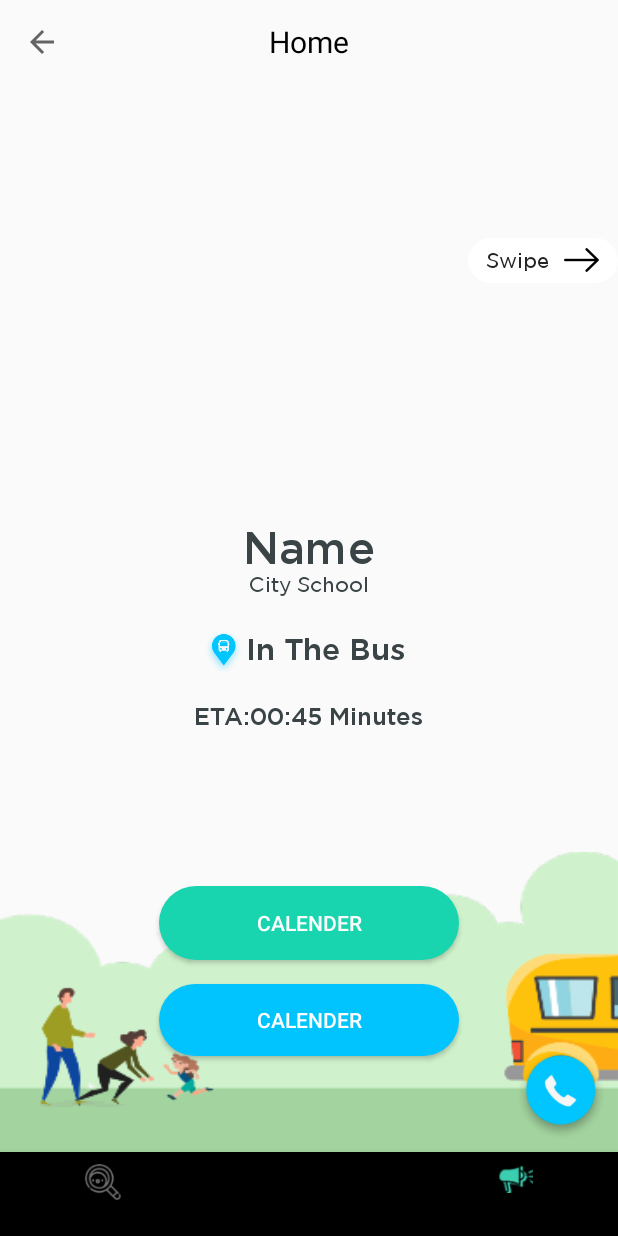
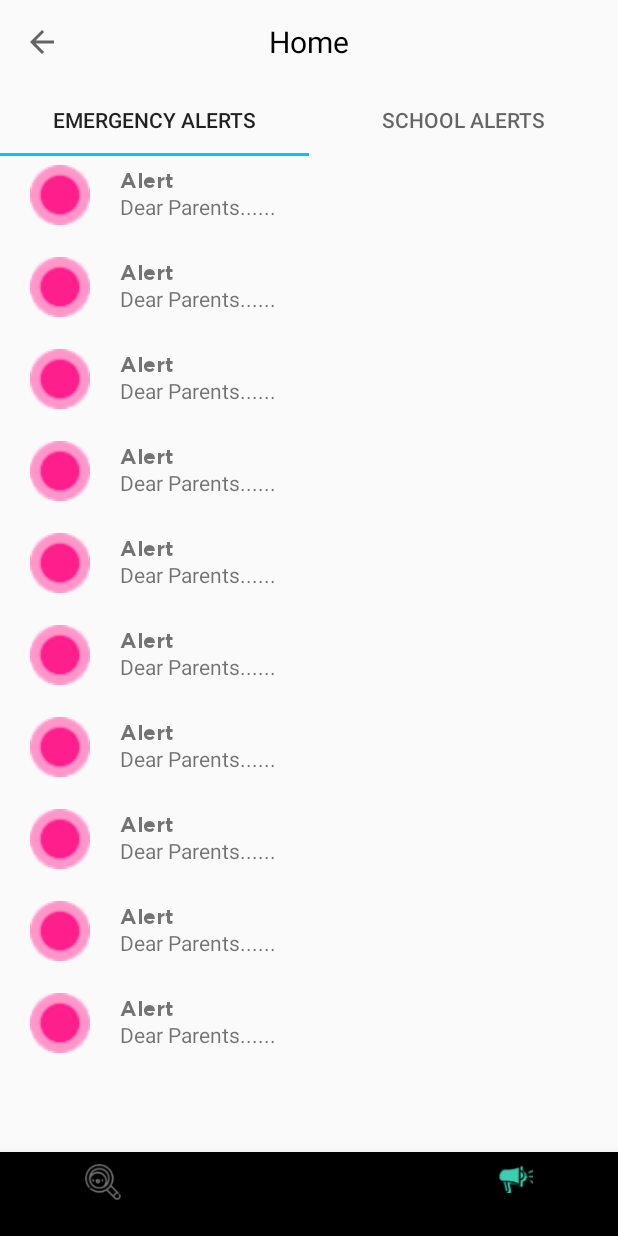
Before and after one commit to bilal-rashid/bincee-parent, an Android app: the HomeActivity screen opened directly, with no data from a screen before it, item 3 of the bottom bar chosen, on a phone screen of 412 x 824 dp. Run offline under Robolectric (Android 15) with nearby library versions, the phone set to English and light mode, and no system bars; our stand-ins replace ButterKnife; libraries missing offline, so code that uses them is left out: com.gigamole.infinitecycleviewpager; plain views replace HorizontalInfiniteCycleViewPager; 2 statements that could not run were skipped.

Commit message:
Alerts Fragment Added

```diff
--- a/app/src/main/java/com/findxain/uberparentapp/HomeActivity.java
+++ b/app/src/main/java/com/findxain/uberparentapp/HomeActivity.java
@@ -13,6 +13,7 @@ import android.widget.TextView;
 
 import com.findxain.uberparentapp.base.BA;
 import com.findxain.uberparentapp.dialog.LocateMeDialog;
+import com.findxain.uberparentapp.fragment.AlertsFragment;
 import com.findxain.uberparentapp.fragment.StudentSSFragment;
 import com.findxain.uberparentapp.fragment.SummarizedStatusFragment;
 import com.google.android.material.bottomnavigation.BottomNavigationView;
@@ -118,6 +119,11 @@ public class HomeActivity extends BA {
                             .commit();
 
                     break;
+                case R.id.bottmnavigation_alerts:
+                    getSupportFragmentManager()
+                            .beginTransaction()
+                            .replace(R.id.frameLayout, new AlertsFragment())
+                            .commit();
             }
             return true;
         });
--- a/app/src/main/java/com/findxain/uberparentapp/dialog/AlertDialog.java
+++ b/app/src/main/java/com/findxain/uberparentapp/dialog/AlertDialog.java
@@ -2,13 +2,22 @@ package com.findxain.uberparentapp.dialog;
 
 import android.content.Context;
 import android.view.View;
+import android.widget.Button;
+import android.widget.ImageView;
 
 import com.findxain.uberparentapp.R;
 import com.findxain.uberparentapp.base.BDialog;
 
+import butterknife.BindView;
 import butterknife.ButterKnife;
+import butterknife.OnClick;
 
 public class AlertDialog extends BDialog {
+    @BindView(R.id.buttonOK)
+    Button buttonOK;
+    @BindView(R.id.imageViewCross)
+    ImageView imageViewCross;
+
     public AlertDialog(Context context) {
         super(context);
 
@@ -18,4 +27,15 @@ public class AlertDialog extends BDialog {
         ButterKnife.bind(this, view);
 
     }
+
+    @OnClick(R.id.buttonOK)
+    public void onButtonOKClicked() {
+        dismiss();
+    }
+
+    @OnClick(R.id.imageViewCross)
+    public void onImageViewCrossClicked() {
+        dismiss();
+
+    }
 }
--- /dev/null
+++ b/app/src/main/java/com/findxain/uberparentapp/fragment/AlertsFragment.java
@@ -0,0 +1,76 @@
+package com.findxain.uberparentapp.fragment;
+
+
+import android.os.Bundle;
+import android.view.LayoutInflater;
+import android.view.View;
+import android.view.ViewGroup;
+
+import com.findxain.uberparentapp.R;
+import com.google.android.material.tabs.TabLayout;
+
+import androidx.annotation.Nullable;
+import androidx.fragment.app.Fragment;
+import androidx.fragment.app.FragmentStatePagerAdapter;
+import androidx.viewpager.widget.PagerAdapter;
+import androidx.viewpager.widget.ViewPager;
+import butterknife.BindView;
+import butterknife.ButterKnife;
+
+/**
+ * A simple {@link Fragment} subclass.
+ */
+public class AlertsFragment extends Fragment {
+
+
+    @BindView(R.id.tabLayout)
+    TabLayout tabLayout;
+    @BindView(R.id.viewPager)
+    ViewPager viewPager;
+    private FragmentStatePagerAdapter adapter;
+
+    public AlertsFragment() {
+        // Required empty public constructor
+    }
+
+    @Override
+    public void onCreate(@Nullable Bundle savedInstanceState) {
+        super.onCreate(savedInstanceState);
+        adapter = new FragmentStatePagerAdapter(getChildFragmentManager()) {
+            @Override
+            public Fragment getItem(int position) {
+                return new AlertsVPFragment();
+            }
+
+            @Override
+            public int getCount() {
+                return 2;
+            }
+
+            @Nullable
+            @Override
+            public CharSequence getPageTitle(int position) {
+                switch (position) {
+                    case 0:
+                        return "Emergency Alerts";
+                    default:
+                        return "School Alerts";
+                }
+            }
+        };
+    }
+
+    @Override
+    public View onCreateView(LayoutInflater inflater, ViewGroup container,
+                             Bundle savedInstanceState) {
+        // Inflate the layout for this fragment
+        View view = inflater.inflate(R.layout.fragment_alerts, container, false);
+        ButterKnife.bind(this, view);
+        viewPager.setAdapter(adapter);
+        tabLayout.setupWithViewPager(viewPager);
+
+        return view;
+    }
+
+
+}
--- /dev/null
+++ b/app/src/main/java/com/findxain/uberparentapp/fragment/AlertsVPFragment.java
@@ -0,0 +1,82 @@
+package com.findxain.uberparentapp.fragment;
+
+
+import android.os.Bundle;
+import android.view.LayoutInflater;
+import android.view.View;
+import android.view.ViewGroup;
+
+import com.findxain.uberparentapp.R;
+import com.findxain.uberparentapp.dialog.AlertDialog;
+
+import androidx.annotation.NonNull;
+import androidx.annotation.Nullable;
+import androidx.fragment.app.Fragment;
+import androidx.recyclerview.widget.LinearLayoutManager;
+import androidx.recyclerview.widget.RecyclerView;
+import butterknife.BindView;
+import butterknife.ButterKnife;
+
+/**
+ * A simple {@link Fragment} subclass.
+ */
+public class AlertsVPFragment extends Fragment {
+
+
+    @BindView(R.id.recycleView)
+    RecyclerView recycleView;
+    private MyAdapter adapter;
+
+    public AlertsVPFragment() {
+        // Required empty public constructor
+    }
+
+    @Override
+    public void onCreate(@Nullable Bundle savedInstanceState) {
+        super.onCreate(savedInstanceState);
+        adapter = new MyAdapter();
+    }
+
+    @Override
+    public View onCreateView(LayoutInflater inflater, ViewGroup container,
+                             Bundle savedInstanceState) {
+        // Inflate the layout for this fragment
+        View view = inflater.inflate(R.layout.fragment_alerts_v, container, false);
+        ButterKnife.bind(this, view);
+
+        recycleView.setLayoutManager(new LinearLayoutManager(getContext()));
+        recycleView.setAdapter(adapter);
+
+        return view;
+    }
+
+    private class MyAdapter extends RecyclerView.Adapter<VH> {
+        @NonNull
+        @Override
+        public VH onCreateViewHolder(@NonNull ViewGroup parent, int viewType) {
+            return new VH(getLayoutInflater().inflate(R.layout.alert_row, parent, false));
+        }
+
+        @Override
+        public void onBindViewHolder(@NonNull VH holder, int position) {
+
+        }
+
+        @Override
+        public int getItemCount() {
+            return 10;
+        }
+    }
+
+    private class VH extends RecyclerView.ViewHolder {
+        public VH(@NonNull View itemView) {
+            super(itemView);
+            itemView.setOnClickListener(new View.OnClickListener() {
+                @Override
+                public void onClick(View view) {
+                    new AlertDialog(getContext()).show();
+                }
+            });
+        }
+    }
+}
--- /dev/null
+++ b/app/src/main/res/layout/alert_row.xml
@@ -0,0 +1,49 @@
+<?xml version="1.0" encoding="utf-8"?>
+<androidx.constraintlayout.widget.ConstraintLayout xmlns:android="http://schemas.android.com/apk/res/android"
+    xmlns:app="http://schemas.android.com/apk/res-auto"
+    android:layout_width="match_parent"
+    android:layout_height="wrap_content"
+    android:layout_marginBottom="10dp"
+    android:orientation="vertical">
+
+
+    <ImageView
+        android:id="@+id/imageView6"
+        android:layout_width="40dp"
+        android:layout_height="40dp"
+        android:layout_marginStart="20dp"
+        android:layout_marginEnd="10dp"
+
+
+        android:src="@drawable/alert_red"
+        app:layout_constraintBottom_toBottomOf="parent"
+        app:layout_constraintStart_toStartOf="parent"
+        app:layout_constraintTop_toTopOf="parent" />
+
+    <TextView
+        android:id="@+id/textViewAlert"
+        android:layout_width="wrap_content"
+        android:layout_height="wrap_content"
+
+        android:layout_marginStart="20dp"
+        android:layout_marginTop="8dp"
+        android:fontFamily="@font/gotham_bold"
+        android:text="Alert"
+        app:layout_constraintStart_toEndOf="@+id/imageView6"
+        app:layout_constraintTop_toTopOf="parent" />
+
+
+    <TextView
+        android:id="@+id/textViewMessage"
+        android:layout_width="wrap_content"
+        android:layout_height="wrap_content"
+        android:layout_marginEnd="8dp"
+        android:layout_marginBottom="8dp"
+        android:text="Dear Parents......"
+        app:layout_constraintBottom_toBottomOf="parent"
+        app:layout_constraintEnd_toEndOf="parent"
+        app:layout_constraintHorizontal_bias="0.0"
+        app:layout_constraintStart_toStartOf="@+id/textViewAlert"
+        app:layout_constraintTop_toBottomOf="@+id/textViewAlert" />
+
+</androidx.constraintlayout.widget.ConstraintLayout>
--- /dev/null
+++ b/app/src/main/res/layout/fragment_alerts.xml
@@ -0,0 +1,29 @@
+<?xml version="1.0" encoding="utf-8"?>
+<androidx.constraintlayout.widget.ConstraintLayout xmlns:android="http://schemas.android.com/apk/res/android"
+    xmlns:app="http://schemas.android.com/apk/res-auto"
+    xmlns:tools="http://schemas.android.com/tools"
+    android:layout_width="match_parent"
+    android:layout_height="match_parent"
+    tools:context=".fragment.AlertsFragment">
+
+    <com.google.android.material.tabs.TabLayout
+        android:id="@+id/tabLayout"
+        android:layout_width="0dp"
+        android:layout_height="wrap_content"
+        app:layout_constraintEnd_toEndOf="parent"
+        app:layout_constraintStart_toStartOf="parent"
+        app:layout_constraintTop_toTopOf="parent"
+        app:tabIndicatorColor="@color/sky_blue" />
+
+    <androidx.viewpager.widget.ViewPager
+        android:id="@+id/viewPager"
+        android:layout_width="0dp"
+        android:layout_height="0dp"
+
+        app:layout_constraintBottom_toBottomOf="parent"
+        app:layout_constraintEnd_toEndOf="parent"
+        app:layout_constraintStart_toStartOf="parent"
+        app:layout_constraintTop_toBottomOf="@+id/tabLayout" />
+
+
+</androidx.constraintlayout.widget.ConstraintLayout>
--- /dev/null
+++ b/app/src/main/res/layout/fragment_alerts_v.xml
@@ -0,0 +1,13 @@
+<?xml version="1.0" encoding="utf-8"?>
+<FrameLayout xmlns:android="http://schemas.android.com/apk/res/android"
+    xmlns:tools="http://schemas.android.com/tools"
+    android:layout_width="match_parent"
+    android:layout_height="match_parent"
+    tools:context=".fragment.AlertsVPFragment">
+
+    <androidx.recyclerview.widget.RecyclerView
+        android:id="@+id/recycleView"
+        android:layout_width="match_parent"
+        android:layout_height="match_parent"></androidx.recyclerview.widget.RecyclerView>
+
+</FrameLayout>
```
Also changed, not shown: app/src/main/res/drawable-hdpi/alert_green.png (added), app/src/main/res/drawable-hdpi/alert_red.png (added), app/src/main/res/drawable-mdpi/alert_green.png (added), app/src/main/res/drawable-mdpi/alert_red.png (added), app/src/main/res/drawable-xhdpi/alert_green.png (added), app/src/main/res/drawable-xhdpi/alert_red.png (added), app/src/main/res/drawable-xxhdpi/alert_green.png (added), app/src/main/res/drawable-xxhdpi/alert_red.png (added), app/src/main/res/drawable-xxxhdpi/alert_red.png (added).
